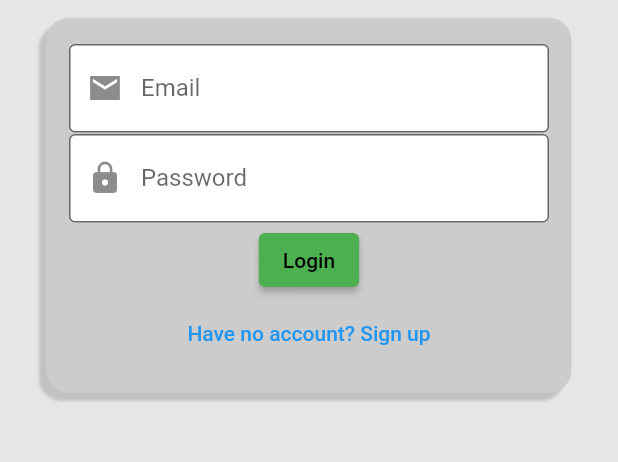
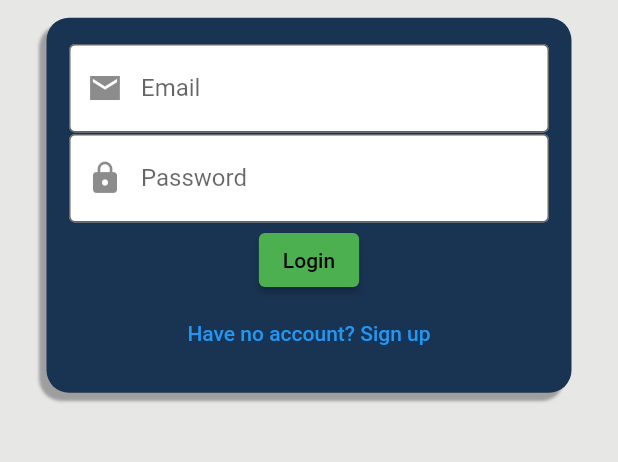
Before and after one commit to amino-health/oura-intervention, a Flutter app: the screen it shows after launch, on a phone screen of 412 x 824 dp, the part 439-901 px from its top. Run offline on Flutter 3.47's test engine with Material 2 defaults, Android fonts, the phone set to English and light mode, and no system bars; our stand-ins replace charts_flutter, cloud_firestore, firebase_auth, firebase_core; missing offline and left inert: dart:html; accounts and stored records are empty; statements that could not run were skipped.

Commit message:
Fixed color scheme for login screen

```diff
--- a/lib/screens/LoginScreen.dart
+++ b/lib/screens/LoginScreen.dart
@@ -101,7 +101,7 @@ class _LoginScreenState extends State<LoginScreen> {
     return _loggedIn
         ? SidebarScreenContainer(database: widget.database)
         : MaterialApp(
-            theme: ThemeData(scaffoldBackgroundColor: const Color.fromARGB(255, 230, 230, 230)),
+            theme: ThemeData(scaffoldBackgroundColor: Color(0xffe7e7e6)),
             home: Scaffold(
                 body: SafeArea(
                     child: Center(
@@ -118,14 +118,14 @@ class _LoginScreenState extends State<LoginScreen> {
                         width: 350,
                         height: _signup ? 300 : 250,
                         child: DecoratedBox(
-                            decoration: BoxDecoration(boxShadow: [
+                            decoration: const BoxDecoration(boxShadow: [
                               BoxShadow(
-                                color: Colors.grey.withOpacity(0.5),
+                                color: Colors.grey,
                                 spreadRadius: 0,
                                 blurRadius: 1,
-                                offset: const Offset(-5, 5), // changes position of shadow
+                                offset: Offset(-5, 5), // changes position of shadow
                               ),
-                            ], color: const Color.fromARGB(255, 204, 204, 204), borderRadius: const BorderRadius.all(Radius.circular(15.0))),
+                            ], color: Color(0xff193352), borderRadius: BorderRadius.all(Radius.circular(15.0))),
                             child: Padding(
                               padding: const EdgeInsets.all(15.0),
                               child: Column(
```
